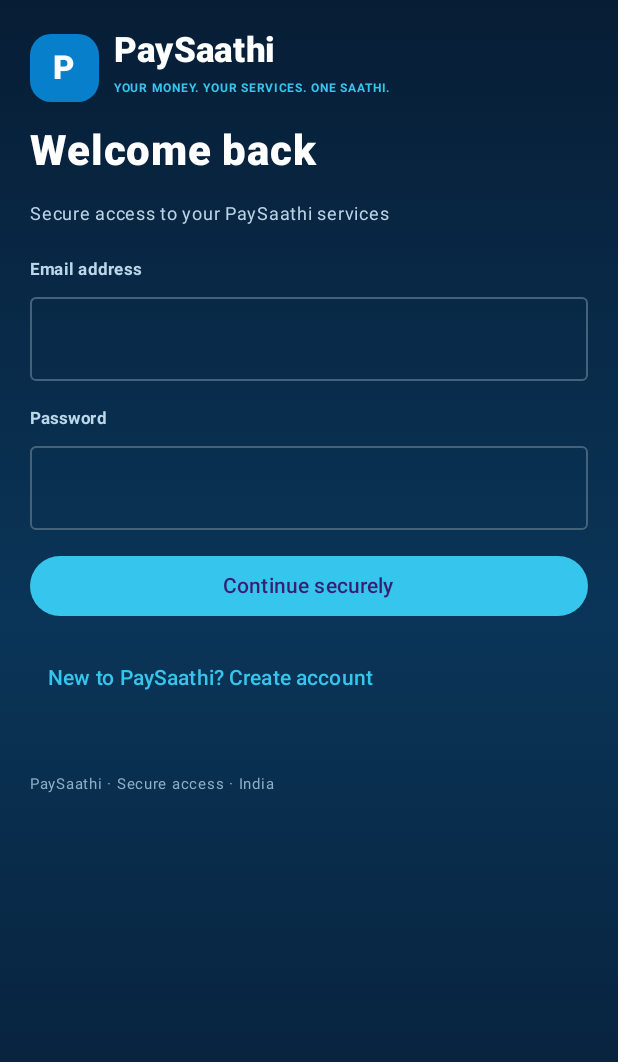
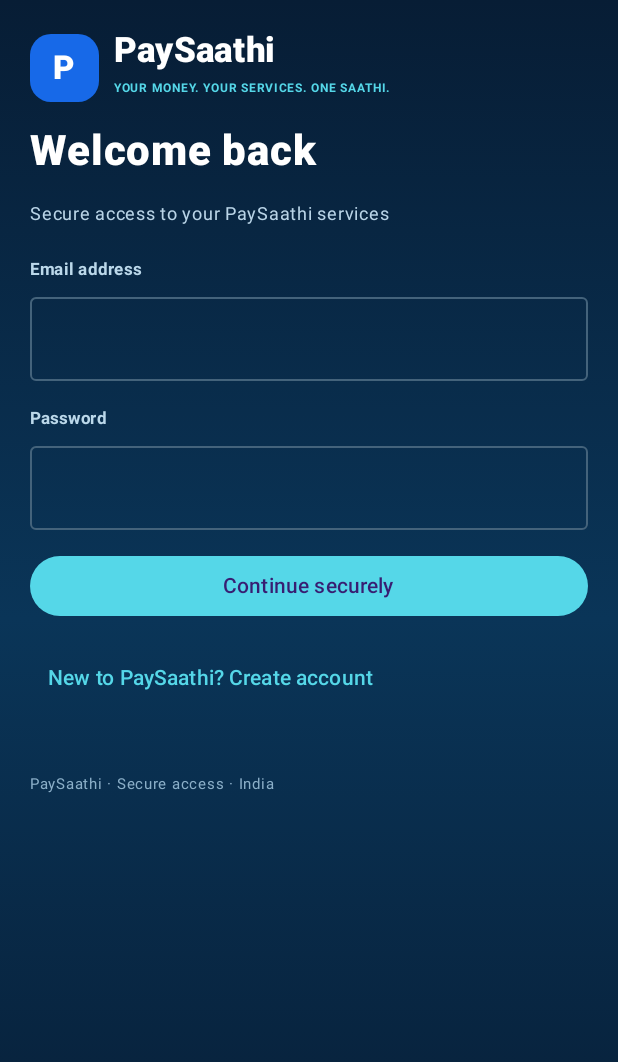
Before and after one commit to bituponrajbongshi04-del/Pay-Saathi, an Android app built with Jetpack Compose: the screen it shows after launch (MainActivity), on a phone screen of 412 x 824 dp. Shown: the top 1062 px of the screen. Run offline under Robolectric (Android 15) with nearby library versions, the phone set to English and light mode, and no system bars; 2 statements that could not run were skipped.

Commit message:
Polish PaySaathi navigation and dashboard interactions

```diff
--- a/android/app/src/main/java/in/paysaathi/app/MainActivity.kt
+++ b/android/app/src/main/java/in/paysaathi/app/MainActivity.kt
@@ -44,8 +44,8 @@ import java.util.UUID
 import java.util.concurrent.TimeUnit
 
 private val Navy=Color(0xFF071D35)
-private val Blue=Color(0xFF087FCA)
-private val Cyan=Color(0xFF36C5ED)
+private val Blue=Color(0xFF1769E8)
+private val Cyan=Color(0xFF55D7E8)
 private val Muted=Color(0xFFB9D4E7)
 
 class MainActivity:ComponentActivity(){
@@ -121,14 +121,14 @@ class Api(context:Context){
      if(page=="signup"){Field("Full name",name,{name=it});Field("Mobile number",phone,{phone=it},KeyboardType.Phone)}
      Field("Email address",email,{email=it},KeyboardType.Email)
      if(page!="otp")Field("Password",password,{password=it},secret=true) else Field("6-digit OTP",code,{code=it},KeyboardType.Number)
-     Button(onClick={runTask{when(page){"login"->{api.password(email,password);api.sendOtp(email);navigate("otp")};"signup"->{api.signup(name,email,password,phone);signup=true;navigate("otp")};else->{api.verify(email,code,if(signup)"signup" else "email");navigate("home")}}}},enabled=!waiting,modifier=Modifier.fillMaxWidth()){Text(if(waiting)"Please wait…" else when(page){"otp"->"Verify & continue";"signup"->"Create account";else->"Continue securely"})}
+     Button(onClick={runTask{when(page){"login"->{api.password(email,password);api.sendOtp(email);navigate("otp")};"signup"->{api.signup(name,email,password,phone);signup=true;navigate("otp")};else->{api.verify(email,code,if(signup)"signup" else "email");pageHistory.clear();page="home"}}}},enabled=!waiting,modifier=Modifier.fillMaxWidth()){Text(if(waiting)"Please wait…" else when(page){"otp"->"Verify & continue";"signup"->"Create account";else->"Continue securely"})}
      TextButton(onClick={val target=if(page=="login")"signup" else "login";signup=target=="signup";navigate(target)}){Text(if(page=="login")"New to PaySaathi? Create account" else "Already registered? Log in",color=Cyan)}
     }else if(page=="home"){
      Text("Good to see you",fontSize=25.sp,fontWeight=FontWeight.Bold,color=Color.White)
      Card(colors=CardDefaults.cardColors(containerColor=Blue),shape=RoundedCornerShape(22.dp)){Column(Modifier.padding(20.dp)){Text("WALLET BALANCE",fontSize=10.sp,color=Color.White.copy(.75f));Text("₹ "+balance,fontSize=30.sp,fontWeight=FontWeight.Black,color=Color.White);Text("Preview mode · Live transactions are not active",fontSize=10.sp,color=Color.White.copy(.8f))}}
      Card(colors=CardDefaults.cardColors(containerColor=Color(0xFF123451)),shape=RoundedCornerShape(18.dp)){Column(Modifier.padding(17.dp)){Text("Identity verification",fontWeight=FontWeight.Bold,color=Color.White);Text("KYC status: "+status,color=Cyan,fontSize=12.sp);TextButton(onClick={navigate("kyc")}){Text("Open KYC centre",color=Cyan)}}}
      Text("Your services",fontWeight=FontWeight.Bold,color=Color.White,fontSize=17.sp)
-     listOf("Mobile Recharge","DTH Recharge","Electricity Bills","Money Transfer","AEPS & Assisted Banking","Payout").forEach{label->Card(Modifier.fillMaxWidth().clickable{val key=when(label){"Money Transfer"->"money_transfer";"AEPS & Assisted Banking"->"aeps";"Payout"->"payout";else->""};if(key.isEmpty())error="This service is in preview mode.";else runTask{if(api.access(key))error="KYC approved. Live provider connection is still pending." else navigate("kyc")}},colors=CardDefaults.cardColors(containerColor=Color(0xFF153B5A)),shape=RoundedCornerShape(18.dp)){Row(Modifier.padding(17.dp),verticalAlignment=Alignment.CenterVertically){Icon(Icons.Default.GridView,null,tint=Cyan);Spacer(Modifier.width(12.dp));Text(label,color=Color.White,fontWeight=FontWeight.SemiBold);Spacer(Modifier.weight(1f));Icon(Icons.Default.ChevronRight,null,tint=Cyan)}}}
+     listOf("Mobile Recharge","DTH Recharge","Electricity Bills","Money Transfer","AEPS & Assisted Banking","Payout").forEach{label->Card(Modifier.fillMaxWidth().clickable{val key=when(label){"Money Transfer"->"money_transfer";"AEPS & Assisted Banking"->"aeps";"Payout"->"payout";else->""};if(key.isEmpty())error="This service is in preview mode.";else runTask{if(api.access(key))error="KYC approved. Live provider connection is still pending." else navigate("kyc")}},colors=CardDefaults.cardColors(containerColor=Color(0xFF123451)),shape=RoundedCornerShape(18.dp)){Row(Modifier.padding(17.dp),verticalAlignment=Alignment.CenterVertically){Icon(Icons.Default.GridView,null,tint=Cyan);Spacer(Modifier.width(12.dp));Text(label,color=Color.White,fontWeight=FontWeight.SemiBold);Spacer(Modifier.weight(1f));Icon(Icons.Default.ChevronRight,null,tint=Cyan)}}}
      Text("Your account remains open while KYC is being reviewed.",fontSize=10.sp,color=Muted)
     }else{
      Text("Complete your KYC",fontSize=26.sp,fontWeight=FontWeight.Bold,color=Color.White);Text("Upload PAN and one accepted identity proof. Documents remain private until an authorised reviewer checks them.",fontSize=12.sp,color=Muted)
@@ -136,7 +136,7 @@ class Api(context:Context){
      Row(horizontalArrangement=Arrangement.spacedBy(8.dp)){FilterChip(selected=docType=="pan",onClick={docType="pan"},label={Text("PAN")});FilterChip(selected=docType=="identity_proof",onClick={docType="identity_proof"},label={Text("Identity proof")})}
      OutlinedButton(onClick={picker.launch(arrayOf("application/pdf","image/jpeg","image/png"))}){Icon(Icons.Default.UploadFile,null);Spacer(Modifier.width(8.dp));Text(if(picked==null)"Choose PDF / JPG / PNG" else "Document selected")}
      Button(onClick={runTask{val file=picked?:throw IOException("Choose a document first");api.upload(file,ctx,docType);picked=null}},enabled=!waiting,modifier=Modifier.fillMaxWidth()){Text("Upload securely")}
-     Button(onClick={runTask{api.submitKyc(legalName);status="submitted";page="home"}},enabled=!waiting,modifier=Modifier.fillMaxWidth()){Text("Submit KYC for review")}
+     Button(onClick={runTask{api.submitKyc(legalName);status="submitted";goBack()}},enabled=!waiting,modifier=Modifier.fillMaxWidth()){Text("Submit KYC for review")}
      TextButton(onClick={goBack()}){Text("Back to dashboard",color=Cyan)}
     }
     if(error.isNotBlank())Text(error,color=Color(0xFFFFB4AB),fontSize=11.sp)
```
